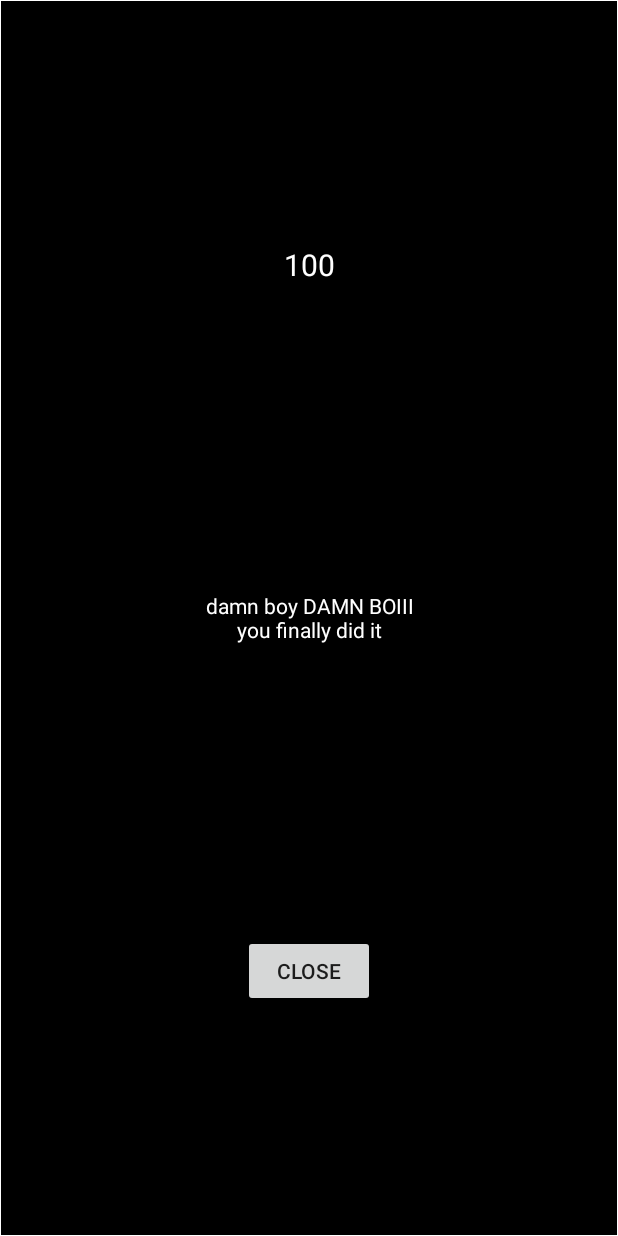
After one commit to bctecnica/Counting-app, an Android app: the layout activity_pop.xml on its own in the app's theme, with its tools: preview values and no code run, on a phone screen of 412 x 824 dp. The commit adds this screen. Run offline under Robolectric (Android 15) with nearby library versions, the phone set to English and light mode, and no system bars.

Commit message:
set up pop up

```diff
--- a/app/src/main/AndroidManifest.xml
+++ b/app/src/main/AndroidManifest.xml
@@ -9,6 +9,8 @@
         android:roundIcon="@mipmap/ic_launcher_round"
         android:supportsRtl="true"
         android:theme="@style/AppTheme">
+        <activity android:name=".PopActivity"
+            android:theme="@style/AppTheme.PopMe"></activity>
         <activity android:name=".MainActivity">
             <intent-filter>
                 <action android:name="android.intent.action.MAIN" />
--- /dev/null
+++ b/app/src/main/res/drawable/popup_border.xml
@@ -0,0 +1,19 @@
+<?xml version="1.0" encoding="UTF-8"?>
+<layer-list xmlns:android="http://schemas.android.com/apk/res/android" >
+    <item>
+        <shape android:shape="rectangle" >
+            <solid android:color="#fff" />
+        </shape>
+    </item>
+
+    <item
+        android:bottom="1dp"
+        android:left="1dp"
+        android:right="1dp"
+        android:top="1dp">
+        <shape android:shape="rectangle" >
+            <solid android:color="#000" />
+        </shape>
+    </item>
+
+</layer-list>
--- /dev/null
+++ b/app/src/main/res/layout/activity_pop.xml
@@ -0,0 +1,43 @@
+<?xml version="1.0" encoding="utf-8"?>
+<androidx.constraintlayout.widget.ConstraintLayout xmlns:android="http://schemas.android.com/apk/res/android"
+    xmlns:app="http://schemas.android.com/apk/res-auto"
+    xmlns:tools="http://schemas.android.com/tools"
+    android:layout_width="match_parent"
+    android:layout_height="match_parent"
+    android:background="@drawable/popup_border"
+    tools:context=".PopActivity">
+
+    <Button
+        android:id="@+id/closeButton"
+        android:layout_width="wrap_content"
+        android:layout_height="wrap_content"
+        android:text="Close"
+        app:layout_constraintBottom_toBottomOf="parent"
+        app:layout_constraintEnd_toEndOf="parent"
+        app:layout_constraintStart_toStartOf="parent"
+        app:layout_constraintTop_toBottomOf="@+id/textView" />
+
+    <TextView
+        android:id="@+id/textView"
+        android:layout_width="148dp"
+        android:layout_height="117dp"
+        android:gravity="center"
+        android:text="damn boy DAMN BOIII you finally did it"
+        android:textColor="#FFFFFF"
+        app:layout_constraintBottom_toBottomOf="parent"
+        app:layout_constraintEnd_toEndOf="parent"
+        app:layout_constraintStart_toStartOf="parent"
+        app:layout_constraintTop_toTopOf="parent" />
+
+    <EditText
+        android:id="@+id/totalCounter"
+        android:layout_width="wrap_content"
+        android:layout_height="wrap_content"
+        android:text="100"
+        android:textColor="#FFFFFF"
+        android:textSize="20sp"
+        app:layout_constraintBottom_toTopOf="@+id/textView"
+        app:layout_constraintEnd_toEndOf="parent"
+        app:layout_constraintStart_toStartOf="parent"
+        app:layout_constraintTop_toTopOf="parent" />
+</androidx.constraintlayout.widget.ConstraintLayout>
--- a/app/src/main/res/values/styles.xml
+++ b/app/src/main/res/values/styles.xml
@@ -7,4 +7,9 @@
         <item name="colorAccent">@android:color/background_dark</item>
     </style>
 
+    <style name="AppTheme.PopMe">
+        <item name="android:windowIsTranslucent">true</item>
+        <item name="android:windowCloseOnTouchOutside">true</item>
+    </style>
+
 </resources>
```
Also changed, not shown: app/src/main/java/com/example/countingapp/MainActivity.java (+11 -37 lines), app/src/main/java/com/example/countingapp/PopActivity.java (added, +51 -0 lines), app/src/main/res/layout-land/activity_main.xml (+23 -20 lines), app/src/main/res/layout/popup.xml (deleted, +0 -18 lines).
